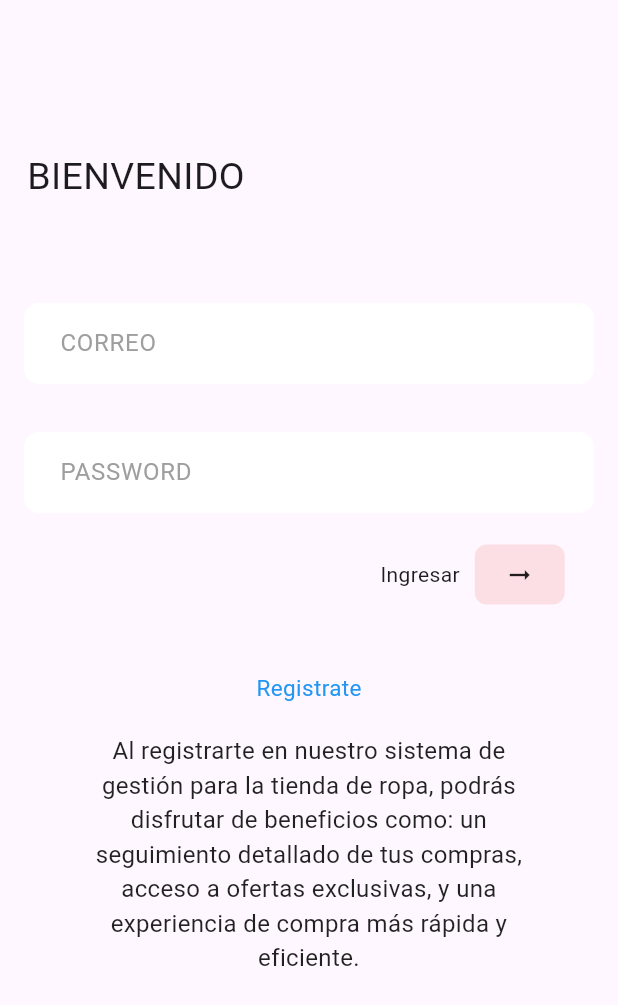
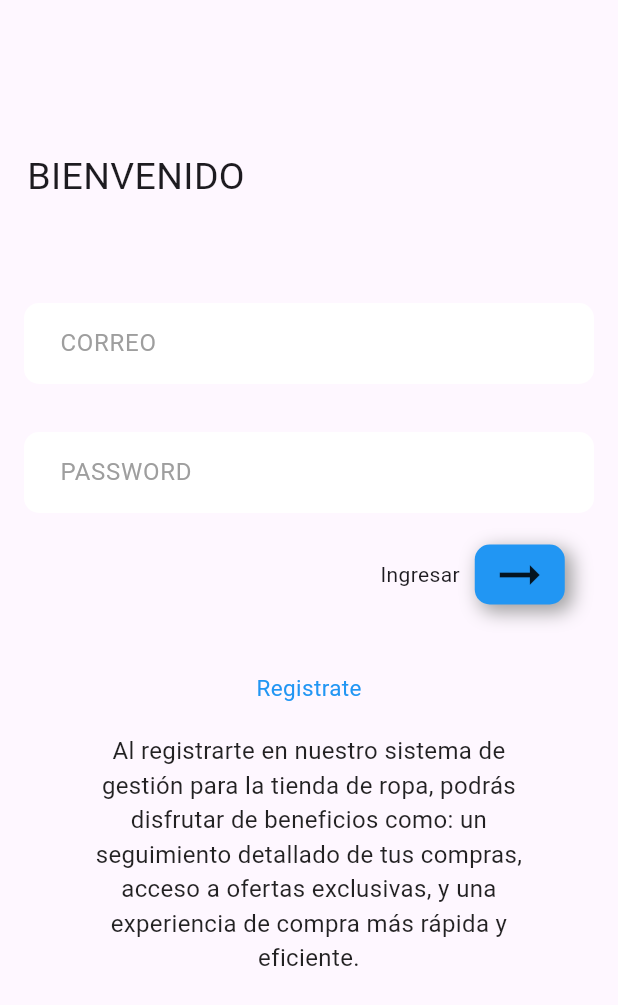
Before and after one commit to mateofj28/gestion-ropa-flutter-movil, a Flutter app: the screen it shows after launch, on a phone screen of 412 x 824 dp. Shown: the top 1005 px of the screen. Run offline on Flutter 3.47's test engine with Material 3 defaults, Android fonts, the phone set to English and light mode, and no system bars.

```diff
--- a/lib/components/action_row_withIcon.dart
+++ b/lib/components/action_row_withIcon.dart
@@ -21,12 +21,19 @@ class ActionRowWithIcon extends StatelessWidget {
           Container(
             width: 60,
             height: 40,
-            decoration: const BoxDecoration(
-              color: Color.fromARGB(31, 238, 44, 44),
-              borderRadius: BorderRadius.all(
-                  Radius.circular(8.0)), // Agrega el borde redondeado
+            decoration: BoxDecoration(
+              color: Colors.blue,
+              borderRadius: BorderRadius.circular(10),
+              boxShadow: [
+                BoxShadow(
+                  color: Colors.grey[500]!,
+                  offset: Offset(4.0, 4.0),
+                  blurRadius: 10,
+                  spreadRadius: 1.0
+                ),
+              ], // Agrega el borde redondeado
             ),
-            child: Icon(Icons.arrow_right_alt_outlined, size: 20,),
+            child: Icon(Icons.arrow_right_alt_outlined, size: 40,),
           ),
         ],
       ),
```
Also changed, not shown: pubspec.lock, 1 other file.
